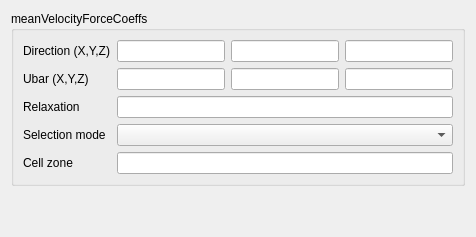
First picture: the form in Gui/TaskPanelCfdMeanVelocityForce.ui, repository kevinsmia1939/CfdOF, before the edit.
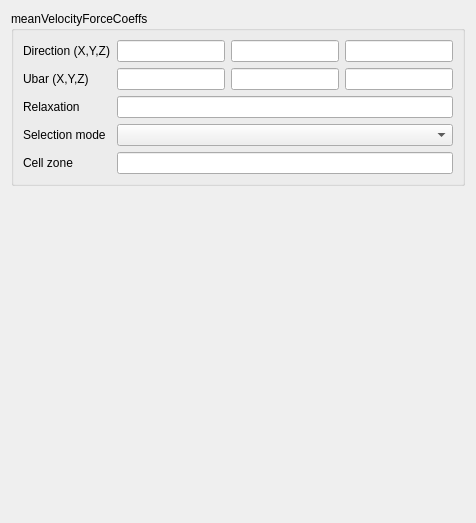
Second picture: the form after the edit. Custom widgets are drawn as their Qt base class.

Commit message: Support solid-selected cellZone for mean velocity force

What changed in the file:
```diff
--- a/Gui/TaskPanelCfdMeanVelocityForce.ui
+++ b/Gui/TaskPanelCfdMeanVelocityForce.ui
@@ -105,6 +105,23 @@
      </layout>
     </widget>
    </item>
+   <item>
+    <widget class="QWidget" name="faceSelectWidget" native="true">
+     <property name="sizePolicy">
+      <sizepolicy hsizetype="Preferred" vsizetype="MinimumExpanding">
+       <horstretch>0</horstretch>
+       <verstretch>0</verstretch>
+      </sizepolicy>
+     </property>
+     <property name="minimumSize">
+      <size>
+       <width>0</width>
+       <height>280</height>
+      </size>
+     </property>
+     <layout class="QGridLayout" name="gridLayoutFaceSelect"/>
+    </widget>
+   </item>
    <item>
     <spacer name="verticalSpacer">
      <property name="orientation">
```
Left out of the diff: 6 changed lines with no effect on the pictures. The commit also changes 4 other files.
